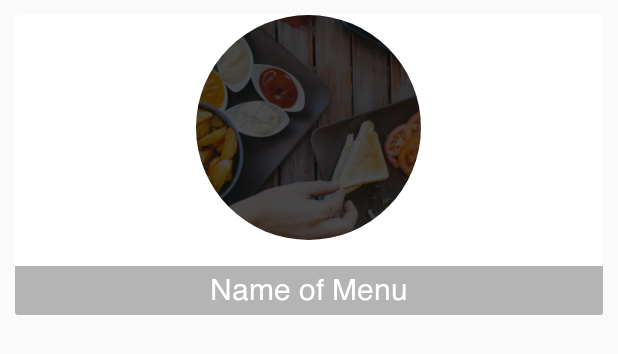
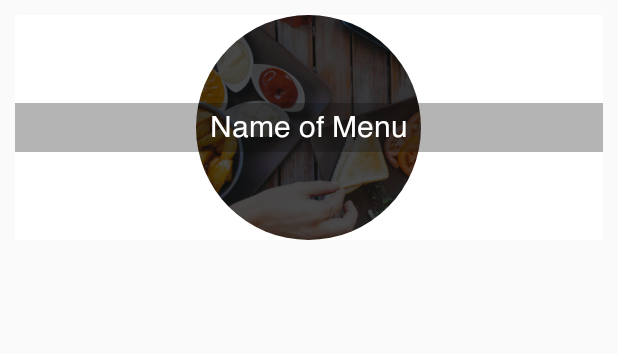
Before and after one commit to Liv4T/LaJaujaCliente, an Android app: the layout menu_item.xml on its own in the app's theme, with its tools: preview values and no code run, on a phone screen of 412 x 824 dp. Shown: the top 354 px of the screen. Run offline under Robolectric (Android 15) with nearby library versions, the phone set to English and light mode, and no system bars.

Commit message:
Cambios en el diseño del menu, centrado el nombre de la categoria

```diff
--- a/app/src/main/res/layout/menu_item.xml
+++ b/app/src/main/res/layout/menu_item.xml
@@ -2,7 +2,7 @@
 <androidx.cardview.widget.CardView xmlns:android="http://schemas.android.com/apk/res/android"
     xmlns:appNs="http://schemas.android.com/apk/res-auto"
     android:layout_width="match_parent"
-    android:layout_height="200dp"
+    android:layout_height="wrap_content"
     android:layout_margin="10dp"
     appNs:cardElevation="0dp"
     android:background="#fff"
@@ -29,7 +29,7 @@
             android:background="#4f0e0d0e"
             android:textSize="20sp"
             android:gravity="center"
-            android:layout_alignParentBottom="true"
+            android:layout_centerInParent="true"
             android:layout_width="match_parent"
             android:fontFamily="@font/helvetica"
             android:layout_height="wrap_content" />
```
